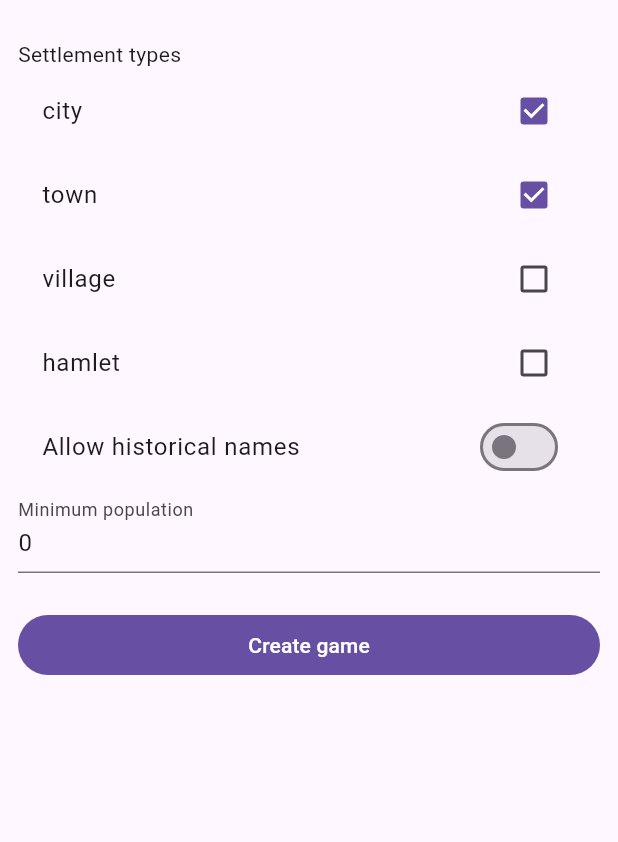
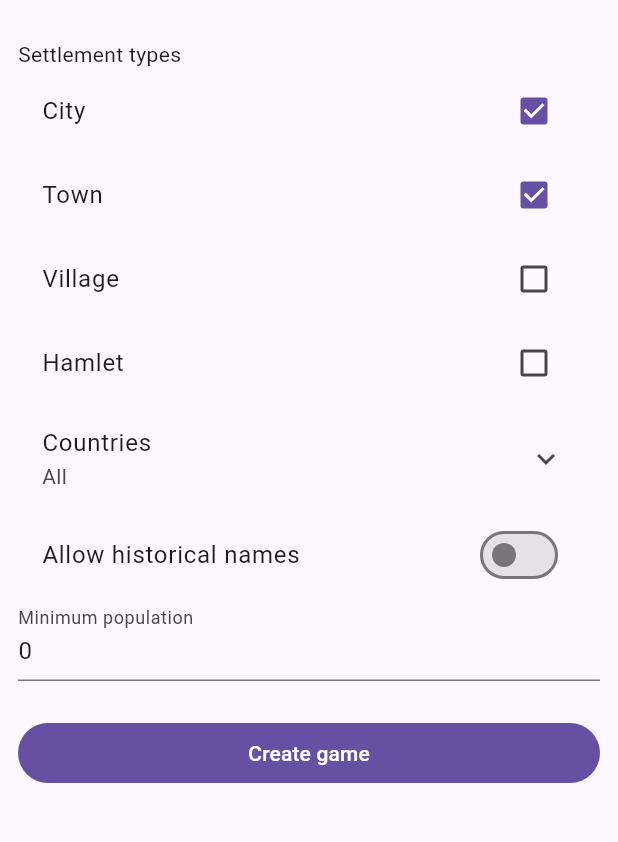
Before and after one commit to Churikov0112/cities_offline_app, a Flutter app: the MediatorRulesScreen screen opened by its route, on a phone screen of 412 x 824 dp, the part 63-905 px from its top. Run offline on Flutter 3.47's test engine with Material 3 defaults, Android fonts, the phone set to English and light mode, and no system bars; our stand-ins replace diacritic, flutter_bloc, get_it, go_router, hydrated_bloc, injectable and 3 more; missing offline and left inert: flutter_archive, maplibre_gl; accounts and stored records are empty; statements that could not run were skipped.

Commit message:
feat: set countries in session settings

```diff
--- a/lib/features/ai_game/domain/models/ai_turn.dart
+++ b/lib/features/ai_game/domain/models/ai_turn.dart
@@ -12,6 +12,7 @@ enum AiTurnRejectReason {
   typeNotAllowed,
   oldNameNotAllowed,
   belowMinPopulation,
+  countryNotAllowed,
 }
 
 class AiTurn {
--- a/lib/features/ai_game/domain/services/ai_move_service.dart
+++ b/lib/features/ai_game/domain/services/ai_move_service.dart
@@ -45,6 +45,7 @@ class AiMoveService {
       allowedTypes: session.rules.allowedTypes,
       allowHistoricalNames: session.rules.allowHistoricalNames,
       minPopulation: session.rules.minPopulation,
+      allowedCountryCodes: session.rules.allowedCountryCodes,
       usedPlaceIds: session.turns
           .where(
             (turn) =>
@@ -106,6 +107,7 @@ class AiMoveService {
       allowedTypes: session.rules.allowedTypes,
       allowHistoricalNames: session.rules.allowHistoricalNames,
       minPopulation: session.rules.minPopulation,
+      allowedCountryCodes: session.rules.allowedCountryCodes,
       usedPlaceIds: session.turns
           .where(
             (turn) =>
--- /dev/null
+++ b/lib/features/countries/presentation/bloc/countries_bloc.dart
@@ -0,0 +1,66 @@
+import 'package:hydrated_bloc/hydrated_bloc.dart';
+import 'package:injectable/injectable.dart';
+
+import '../../../mediator/domain/repos/cities_repository.dart';
+
+part 'countries_event.dart';
+part 'countries_state.dart';
+
+@singleton
+class CountriesBloc extends HydratedBloc<CountriesEvent, CountriesState> {
+  final CitiesRepository _citiesRepository;
+
+  CountriesBloc({required CitiesRepository citiesRepository})
+    : _citiesRepository = citiesRepository,
+      super(const CountriesState.initial()) {
+    on<CountriesLoadRequested>(_onLoadRequested);
+  }
+
+  Future<void> loadIfNeeded() async {
+    if (state.status == CountriesStatus.loaded) {
+      return;
+    }
+
+    final future = stream.firstWhere(
+      (s) => s.status == CountriesStatus.loaded || s.status == CountriesStatus.error,
+    );
+    add(const CountriesLoadRequested());
+    await future;
+  }
+
+  Future<void> _onLoadRequested(
+    CountriesLoadRequested event,
+    Emitter<CountriesState> emit,
+  ) async {
+    if (state.status == CountriesStatus.loaded || state.status == CountriesStatus.loading) {
+      return;
+    }
+
+    emit(const CountriesState(status: CountriesStatus.loading));
+
+    try {
+      final countries = await _citiesRepository.loadAvailableCountries();
+      emit(
+        CountriesState(
+          countries: countries,
+          status: CountriesStatus.loaded,
+        ),
+      );
+    } catch (_) {
+      emit(const CountriesState(status: CountriesStatus.error));
+    }
+  }
+
+  @override
+  CountriesState? fromJson(Map<String, dynamic> json) {
+    return CountriesState.fromJson(json);
+  }
+
+  @override
+  Map<String, dynamic>? toJson(CountriesState state) {
+    if (state.status == CountriesStatus.loaded) {
+      return state.toJson();
+    }
+    return null;
+  }
+}
--- /dev/null
+++ b/lib/features/countries/presentation/bloc/countries_event.dart
@@ -0,0 +1,9 @@
+part of 'countries_bloc.dart';
+
+sealed class CountriesEvent {
+  const CountriesEvent();
+}
+
+class CountriesLoadRequested extends CountriesEvent {
+  const CountriesLoadRequested();
+}
--- /dev/null
+++ b/lib/features/countries/presentation/bloc/countries_state.dart
@@ -0,0 +1,43 @@
+part of 'countries_bloc.dart';
+
+enum CountriesStatus { initial, loading, loaded, error }
+
+class CountriesState {
+  final List<(String code, String name)> countries;
+  final CountriesStatus status;
+
+  const CountriesState({
+    this.countries = const [],
+    this.status = CountriesStatus.initial,
+  });
+
+  const CountriesState.initial() : this();
+
+  Map<String, dynamic> toJson() {
+    return {
+      'countries': countries
+          .map((c) => {'code': c.$1, 'name': c.$2})
+          .toList(growable: false),
+      'status': status.name,
+    };
+  }
+
+  factory CountriesState.fromJson(Map<String, dynamic> json) {
+    final list = (json['countries'] as List<dynamic>?)
+            ?.map(
+              (e) => (
+                (e as Map)['code'] as String,
+                e['name'] as String,
+              ),
+            )
+            .toList(growable: false) ??
+        const [];
+    return CountriesState(
+      countries: list,
+      status: CountriesStatus.values.firstWhere(
+        (e) => e.name == json['status'],
+        orElse: () => CountriesStatus.initial,
+      ),
+    );
+  }
+}
--- a/lib/features/mediator/domain/models/mediator_game_rules.dart
+++ b/lib/features/mediator/domain/models/mediator_game_rules.dart
@@ -2,25 +2,33 @@ class MediatorGameRules {
   final Set<String> allowedTypes;
   final bool allowHistoricalNames;
   final int minPopulation;
+  final Set<String> allowedCountryCodes;
 
   const MediatorGameRules({
     required this.allowedTypes,
     required this.allowHistoricalNames,
     required this.minPopulation,
+    this.allowedCountryCodes = const {},
   });
 
   const MediatorGameRules.onlyCities()
     : allowedTypes = const {'city', 'town'},
       allowHistoricalNames = false,
-      minPopulation = 0;
+      minPopulation = 0,
+      allowedCountryCodes = const {};
 
   bool isAllowedType(String type) => allowedTypes.contains(type.toLowerCase());
+
+  bool isAllowedCountry(String countryCode) =>
+      allowedCountryCodes.isEmpty ||
+      allowedCountryCodes.contains(countryCode.toLowerCase());
 
   Map<String, dynamic> toJson() {
     return {
       'allowedTypes': allowedTypes.toList(),
       'allowHistoricalNames': allowHistoricalNames,
       'minPopulation': minPopulation,
+      'allowedCountryCodes': allowedCountryCodes.toList(),
     };
   }
 
@@ -31,6 +39,10 @@ class MediatorGameRules {
           .toSet(),
       allowHistoricalNames: json['allowHistoricalNames'] as bool? ?? false,
       minPopulation: json['minPopulation'] as int? ?? 0,
+      allowedCountryCodes:
+          ((json['allowedCountryCodes'] as List<dynamic>?) ?? const [])
+              .map((e) => e.toString().toLowerCase())
+              .toSet(),
     );
   }
 
@@ -38,11 +50,13 @@ class MediatorGameRules {
     Set<String>? allowedTypes,
     bool? allowHistoricalNames,
     int? minPopulation,
+    Set<String>? allowedCountryCodes,
   }) {
     return MediatorGameRules(
       allowedTypes: allowedTypes ?? this.allowedTypes,
       allowHistoricalNames: allowHistoricalNames ?? this.allowHistoricalNames,
       minPopulation: minPopulation ?? this.minPopulation,
+      allowedCountryCodes: allowedCountryCodes ?? this.allowedCountryCodes,
     );
   }
 }
--- a/lib/features/mediator/domain/models/mediator_turn.dart
+++ b/lib/features/mediator/domain/models/mediator_turn.dart
@@ -10,6 +10,7 @@ enum MediatorTurnRejectReason {
   typeNotAllowed,
   oldNameNotAllowed,
   belowMinPopulation,
+  countryNotAllowed,
 }
 
 class MediatorTurn {
--- a/lib/features/mediator/domain/repos/cities_repository.dart
+++ b/lib/features/mediator/domain/repos/cities_repository.dart
@@ -210,6 +210,7 @@ class CitiesRepository {
     required bool allowHistoricalNames,
     required int minPopulation,
     required Set<String> usedPlaceIds,
+    required Set<String> allowedCountryCodes,
     String? preferredLang,
     int limit = 200,
   }) async {
@@ -220,12 +221,16 @@ class CitiesRepository {
     }
     final allowedTypesList = allowedTypes.map((e) => e.toLowerCase()).toList()
       ..sort();
+    final allowedCountryCodesList = allowedCountryCodes.map((e) => e.toLowerCase()).toList()
+      ..sort();
 
     final where = <String>[
       'substr(pn.normalized_name, 1, 1) IN (${List.filled(letters.length, '?').join(', ')})',
       if (!allowHistoricalNames) 'pn.lang != ?',
       if (allowedTypes.isNotEmpty)
         'p.city_type IN (${List.filled(allowedTypesList.length, '?').join(', ')})',
+      if (allowedCountryCodes.isNotEmpty)
+        'LOWER(p.country_code) IN (${List.filled(allowedCountryCodesList.length, '?').join(', ')})',
       'COALESCE(p.population, 0) >= ?',
       if (usedPlaceIds.isNotEmpty)
         'p.id NOT IN (${List.filled(usedPlaceIds.length, '?').join(', ')})',
@@ -235,6 +240,7 @@ class CitiesRepository {
       ...letters,
       if (!allowHistoricalNames) 'old_name',
       if (allowedTypes.isNotEmpty) ...allowedTypesList,
+      if (allowedCountryCodes.isNotEmpty) ...allowedCountryCodesList,
       minPopulation,
       if (usedPlaceIds.isNotEmpty) ...usedPlaceIds,
     ];
--- a/lib/features/mediator/presentation/mediator_rules_screen.dart
+++ b/lib/features/mediator/presentation/mediator_rules_screen.dart
@@ -1,7 +1,9 @@
 import 'package:cities_offline_app/di/di.dart';
+import 'package:cities_offline_app/features/ai_game/presentation/country_picker_sheet.dart';
 import 'package:cities_offline_app/features/mediator/domain/models/mediator_game_rules.dart';
 import 'package:cities_offline_app/features/mediator/presentation/bloc/mediator_bloc.dart';
 import 'package:cities_offline_app/services/localization/translator.dart';
+import 'package:cities_offline_app/services/navigation/bottom_sheet_controller.dart';
 import 'package:cities_offline_app/services/navigation/navigation.dart';
 import 'package:flutter/material.dart';
 import 'package:flutter_bloc/flutter_bloc.dart';
@@ -41,6 +43,21 @@ class _MediatorRulesScreenState extends State<MediatorRulesScreen> {
     super.dispose();
   }
 
+  void _showCountryPicker(BuildContext context) {
+    BottomSheetController.showBottomSheet(
+      context,
+      (_) => CountryPickerSheet(
+        selectedCodes: _rules.allowedCountryCodes,
+        onChanged: (codes) {
+          setState(() {
+            _rules = _rules.copyWith(allowedCountryCodes: codes);
+          });
+        },
+      ),
+      expand: true,
+    );
+  }
+
   @override
   Widget build(BuildContext context) {
     return BlocProvider.value(
@@ -78,7 +95,7 @@ class _MediatorRulesScreenState extends State<MediatorRulesScreen> {
               ...['city', 'town', 'village', 'hamlet'].map(
                 (type) => CheckboxListTile(
                   value: _rules.allowedTypes.contains(type),
-                  title: Text(type),
+                  title: Text(translateCityType(type)),
                   onChanged: (v) {
                     setState(() {
                       final next = {..._rules.allowedTypes};
@@ -91,9 +108,17 @@ class _MediatorRulesScreenState extends State<MediatorRulesScreen> {
                     });
                   },
                 ),
-              ),
-              SwitchListTile(
-                value: _rules.allowHistoricalNames,
+                ),
+                  ListTile(
+                    title: Text(AppGlossary.countries.translate()),
+                    subtitle: Text(_rules.allowedCountryCodes.isEmpty
+                        ? AppGlossary.all.translate()
+                        : '${_rules.allowedCountryCodes.length} ${AppGlossary.countries.translate().toLowerCase()}'),
+                    trailing: const Icon(Icons.keyboard_arrow_down),
+                    onTap: () => _showCountryPicker(context),
+                  ),
+                  SwitchListTile(
+                    value: _rules.allowHistoricalNames,
                 title: Translator(
                   termin: AppGlossary.allowHistoricalNames,
                   builder: (text) => Text(text),
--- a/lib/main.dart
+++ b/lib/main.dart
@@ -1,6 +1,7 @@
 import 'dart:io';
 
 import 'package:cities_offline_app/di/di.dart';
+import 'package:cities_offline_app/features/countries/presentation/bloc/countries_bloc.dart';
 import 'package:cities_offline_app/features/languages/presentation/bloc/languages_bloc.dart';
 import 'package:flutter/material.dart';
 import 'package:flutter/services.dart';
@@ -45,6 +46,7 @@ class _MyAppState extends State<MyApp> {
     await _unpackDatabase();
 
     await getIt<LanguagesBloc>().loadIfNeeded();
+    await getIt<CountriesBloc>().loadIfNeeded();
 
     _isInitialized = true;
     setState(() {});
--- a/lib/services/localization/dictionary.dart
+++ b/lib/services/localization/dictionary.dart
@@ -67,6 +67,17 @@ enum AppGlossary {
   hard,
   custom,
   country,
+  countries,
+  all,
+  rejectEmptyInput,
+  rejectNotFound,
+  rejectAlreadyUsed,
+  rejectWrongStartLetter,
+  rejectTypeNotAllowed,
+  rejectOldNameNotAllowed,
+  rejectBelowMinPopulation,
+  rejectCountryNotAllowed,
+  rejectDeclined,
 }
 
 const dictionary = <AppGlossary, Map<Languages, String>>{
@@ -869,4 +880,191 @@ const dictionary = <AppGlossary, Map<Languages, String>>{
     Languages.italian: 'Paese',
     Languages.vietnamese: 'Quốc gia',
   },
+  AppGlossary.countries: {
+    Languages.english: 'Countries',
+    Languages.russian: 'Страны',
+    Languages.spanish: 'Países',
+    Languages.portuguese: 'Países',
+    Languages.turkish: 'Ülkeler',
+    Languages.french: 'Pays',
+    Languages.chinese: '国家',
+    Languages.arabic: 'دول',
+    Languages.japanese: '国々',
+    Languages.hindi: 'देश',
+    Languages.bengal: 'দেশসমূহ',
+    Languages.german: 'Länder',
+    Languages.korean: '국가',
+    Languages.italian: 'Paesi',
+    Languages.vietnamese: 'Các quốc gia',
+  },
+  AppGlossary.all: {
+    Languages.english: 'All',
+    Languages.russian: 'Все',
+    Languages.spanish: 'Todos',
+    Languages.portuguese: 'Todas',
+    Languages.turkish: 'Tümü',
+    Languages.french: 'Tous',
+    Languages.chinese: '所有',
+    Languages.arabic: 'الكل',
+    Languages.japanese: 'すべて',
+    Languages.hindi: 'सभी',
+    Languages.bengal: 'সব',
+    Languages.german: 'Alle',
+    Languages.korean: '모두',
+    Languages.italian: 'Tutti',
+    Languages.vietnamese: 'Tất cả',
+  },
+  AppGlossary.rejectEmptyInput: {
+    Languages.english: 'Enter a settlement name',
+    Languages.russian: 'Введите название населенного пункта',
+    Languages.spanish: 'Ingrese el nombre del asentamiento',
+    Languages.portuguese: 'Digite o nome do assentamento',
+    Languages.turkish: 'Yerleşim adını girin',
+    Languages.french: 'Entrez le nom de la localité',
+    Languages.chinese: '请输入居民点名称',
+    Languages.arabic: 'أدخل اسم المستوطنة',
+    Languages.japanese: '集落名を入力してください',
+    Languages.hindi: 'बस्ती का नाम दर्ज करें',
+    Languages.bengal: 'বসতির নাম লিখুন',
+    Languages.german: 'Geben Sie den Siedlungsnamen ein',
+    Languages.korean: '정착지 이름을 입력하세요',
+    Languages.italian: "Inserisci il nome dell'insediamento",
+    Languages.vietnamese: 'Nhập tên khu định cư',
+  },
+  AppGlossary.rejectNotFound: {
+    Languages.english: 'Settlement not found in database',
+    Languages.russian: 'Населенный пункт не найден в базе',
+    Languages.spanish: 'Asentamiento no encontrado en la base de datos',
+    Languages.portuguese: 'Assentamento não encontrado no banco de dados',
+    Languages.turkish: 'Yerleşim veritabanında bulunamadı',
+    Languages.french: 'Localité non trouvée dans la base de données',
+    Languages.chinese: '在数据库中未找到该居民点',
+    Languages.arabic: 'المستوطنة غير موجودة في قاعدة البيانات',
+    Languages.japanese: 'データベースに集落が見つかりません',
+    Languages.hindi: 'डेटाबेस में बस्ती नहीं मिली',
+    Languages.bengal: 'ডাটাবেসে বসতি পাওয়া যায়নি',
+    Languages.german: 'Siedlung in der Datenbank nicht gefunden',
+    Languages.korean: '데이터베이스에서 정착지를 찾을 수 없음',
+    Languages.italian: 'Insediamento non trovato nel database',
+    Languages.vietnamese: 'Không tìm thấy khu định cư trong cơ sở dữ liệu',
+  },
+  AppGlossary.rejectAlreadyUsed: {
+    Languages.english: 'This settlement has already been used',
+    Languages.russian: 'Этот населенный пункт уже использован',
+    Languages.spanish: 'Este asentamiento ya ha sido utilizado',
+    Languages.portuguese: 'Este assentamento já foi utilizado',
+    Languages.turkish: 'Bu yerleşim zaten kullanıldı',
+    Languages.french: 'Cette localité a déjà été utilisée',
+    Languages.chinese: '该居民点已被使用过',
+    Languages.arabic: 'هذه المستوطنة تم استخدامها بالفعل',
+    Languages.japanese: 'この集落は既に使用されています',
+    Languages.hindi: 'यह बस्ती पहले ही उपयोग की जा चुकी है',
+    Languages.bengal: 'এই বসতি ইতিমধ্যে ব্যবহৃত হয়েছে',
+    Languages.german: 'Diese Siedlung wurde bereits verwendet',
+    Languages.korean: '이 정착지는 이미 사용됨',
+    Languages.italian: 'Questo insediamento è già stato utilizzato',
+    Languages.vietnamese: 'Khu định cư này đã được sử dụng',
+  },
+  AppGlossary.rejectWrongStartLetter: {
+    Languages.english: 'Must start with letter "{letter}"',
+    Languages.russian: 'Нужно начать с буквы "{letter}"',
+    Languages.spanish: 'Debe comenzar con la letra "{letter}"',
+    Languages.portuguese: 'Deve começar com a letra "{letter}"',
+    Languages.turkish: '"{letter}" harfi ile başlamalı',
+    Languages.french: 'Doit commencer par la lettre "{letter}"',
+    Languages.chinese: '必须以字母 "{letter}" 开头',
+    Languages.arabic: 'يجب أن يبدأ بالحرف "{letter}"',
+    Languages.japanese: '文字 "{letter}" で始まる必要があります',
+    Languages.hindi: 'अक्षर "{letter}" से शुरू होना चाहिए',
+    Languages.bengal: 'অক্ষর "{letter}" দিয়ে শুরু হতে হবে',
+    Languages.german: 'Muss mit dem Buchstaben "{letter}" beginnen',
+    Languages.korean: '문자 "{letter}"(으)로 시작해야 함',
+    Languages.italian: 'Deve iniziare con la lettera "{letter}"',
+    Languages.vietnamese: 'Phải bắt đầu bằng chữ "{letter}"',
+  },
+  AppGlossary.rejectTypeNotAllowed: {
+    Languages.english: 'Type "{type}" is not allowed by settings',
+    Languages.russian: 'Тип "{type}" не засчитывается по текущим настройкам',
+    Languages.spanish: 'El tipo "{type}" no está permitido por la configuración',
+    Languages.portuguese: 'O tipo "{type}" não é permitido pelas configurações',
+    Languages.turkish: '"{type}" türü ayarlar tarafından izin verilmiyor',
+    Languages.french: "Le type \"{type}\" n'est pas autorisé par les paramètres",
+    Languages.chinese: '设置不允许类型 "{type}"',
+    Languages.arabic: 'النوع "{type}" غير مسموح به حسب الإعدادات',
+    Languages.japanese: 'タイプ "{type}" は設定で許可されていません',
+    Languages.hindi: 'प्रकार "{type}" सेटिंग्स द्वारा अनुमत नहीं है',
+    Languages.bengal: 'প্রকার "{type}" সেটিংস দ্বারা অনুমোদিত নয়',
+    Languages.german: 'Typ "{type}" ist in den Einstellungen nicht erlaubt',
+    Languages.korean: '유형 "{type}"은(는) 설정에서 허용되지 않음',
+    Languages.italian: 'Il tipo "{type}" non è consentito dalle impostazioni',
+    Languages.vietnamese: 'Loại "{type}" không được phép theo cài đặt',
+  },
+  AppGlossary.rejectOldNameNotAllowed: {
+    Languages.english: 'Historical names are disabled',
+    Languages.russian: 'Исторические названия отключены в правилах',
+    Languages.spanish: 'Los nombres históricos están desactivados',
+    Languages.portuguese: 'Nomes históricos estão desativados',
+    Languages.turkish: 'Tarihi isimler devre dışı',
+    Languages.french: 'Les noms historiques sont désactivés',
+    Languages.chinese: '历史名称已禁用',
+    Languages.arabic: 'الأسماء التاريخية معطلة',
+    Languages.japanese: '歴史的名称は無効です',
+    Languages.hindi: 'ऐतिहासिक नाम अक्षम हैं',
+    Languages.bengal: 'ঐতিহাসিক নাম নিষ্ক্রিয়',
+    Languages.german: 'Historische Namen sind deaktiviert',
+    Languages.korean: '역사적 이름이 비활성화됨',
+    Languages.italian: 'I nomi storici sono disabilitati',
+    Languages.vietnamese: 'Tên lịch sử bị vô hiệu hóa',
+  },
+  AppGlossary.rejectBelowMinPopulation: {
+    Languages.english: 'Population below minimum threshold',
+    Languages.russian: 'Население меньше минимального порога из настроек',
+    Languages.spanish: 'Población por debajo del umbral mínimo',
+    Languages.portuguese: 'População abaixo do limite mínimo',
+    Languages.turkish: 'Nüfus minimum eşiğin altında',
+    Languages.french: 'Population en dessous du seuil minimum',
+    Languages.chinese: '人口低于最低阈值',
+    Languages.arabic: 'عدد السكان أقل من الحد الأدنى',
+    Languages.japanese: '人口が最低しきい値を下回っています',
+    Languages.hindi: 'जनसंख्या न्यूनतम सीमा से नीचे है',
+    Languages.bengal: 'জনসংখ্যা ন্যূনতম সীমার নীচে',
+    Languages.german: 'Bevölkerung unter dem Mindestschwellenwert',
+    Languages.korean: '인구가 최소 임계값 미만',
+    Languages.italian: 'Popolazione al di sotto della soglia minima',
+    Languages.vietnamese: 'Dân số dưới ngưỡng tối thiểu',
+  },
+  AppGlossary.rejectCountryNotAllowed: {
+    Languages.english: 'Country "{country}" is not allowed by settings',
+    Languages.russian: 'Страна "{country}" не разрешена в настройках',
+    Languages.spanish: 'El país "{country}" no está permitido en la configuración',
+    Languages.portuguese: 'O país "{country}" não é permitido nas configurações',
+    Languages.turkish: '"{country}" ülkesi ayarlarda izin verilmiyor',
+    Languages.french: 'Le pays "{country}" n\'est pas autorisé dans les paramètres',
+    Languages.chinese: '国家 "{country}" 在设置中不允许',
+    Languages.arabic: 'الدولة "{country}" غير مسموح بها في الإعدادات',
+    Languages.japanese: '国 "{country}" は設定で許可されていません',
+    Languages.hindi: 'देश "{country}" सेटिंग्स में अनुमत नहीं है',
+    Languages.bengal: 'দেশ "{country}" সেটিংসে অনুমোদিত নয়',
+    Languages.german: 'Land "{country}" ist in den Einstellungen nicht erlaubt',
+    Languages.korean: '국가 "{country}"이(가) 설정에서 허용되지 않음',
+    Languages.italian: 'Il paese "{country}" non è consentito nelle impostazioni',
+    Languages.vietnamese: 'Quốc gia "{country}" không được phép trong cài đặt',
+  },
+  AppGlossary.rejectDeclined: {
+    Languages.english: 'Turn declined',
+    Languages.russian: 'Ход отклонен',
+    Languages.spanish: 'Turno rechazado',
+    Languages.portuguese: 'Turno recusado',
+    Languages.turkish: 'Hamle reddedildi',
+    Languages.french: 'Tour refusé',
+    Languages.chinese: '回合被拒绝',
+    Languages.arabic: 'تم رفض الدور',
+    Languages.japanese: 'ターンが拒否されました',
+    Languages.hindi: 'चाल अस्वीकृत',
+    Languages.bengal: 'চাল প্রত্যাখ্যান করা হয়েছে',
+    Languages.german: 'Zug abgelehnt',
+    Languages.korean: '턴 거부됨',
+    Languages.italian: 'Turno rifiutato',
+    Languages.vietnamese: 'Lượt bị từ chối',
+  },
 };
```
Also changed, not shown: lib/features/ai_game/domain/models/ai_game_rules.dart (+15 -1 lines), lib/features/ai_game/presentation/ai_game_screen_presenter.dart (+18 -9 lines), lib/features/ai_game/presentation/ai_rules_screen.dart (+24 -0 lines), lib/features/ai_game/presentation/bloc/ai_game_bloc.dart (+11 -0 lines), lib/features/ai_game/presentation/country_picker_sheet.dart (added, +143 -0 lines), lib/features/mediator/presentation/bloc/mediator_bloc.dart (+17 -0 lines), lib/features/mediator/presentation/mediator_screen/mediator_screen_presenter.dart (+21 -16 lines), lib/di/di.config.dart.
